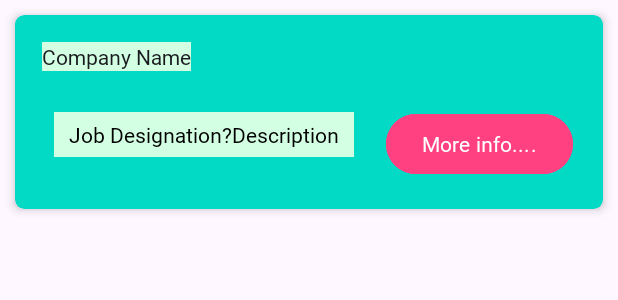
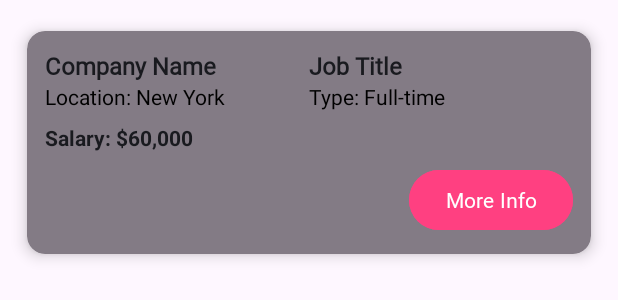
Before and after one commit to ChauhanAshu001/Work-Hive, an Android app: the layout job_listing.xml on its own in the app's theme, with its tools: preview values and no code run, on a phone screen of 412 x 824 dp. Shown: the top 300 px of the screen. Run offline under Robolectric (Android 15) with nearby library versions, the light colour scheme and no system bars.

Commit message:
Merge remote-tracking branch 'origin/master'
# Conflicts:
#	app/src/main/AndroidManifest.xml

```diff
--- a/app/src/main/res/layout/fragment_home.xml
+++ b/app/src/main/res/layout/fragment_home.xml
@@ -4,6 +4,7 @@
     xmlns:tools="http://schemas.android.com/tools"
     android:layout_width="match_parent"
     android:layout_height="match_parent"
+    android:background="@drawable/background_layout"
     app:layoutDescription="@xml/fragment_home_scene"
     tools:context=".UserDashboard.Fragments.HomeFragment">
 
@@ -36,7 +37,7 @@
         android:id="@+id/recyclerViewRecommendedJobs"
         style="@style/HorizontalRecyclerViewItem"
         android:layout_width="match_parent"
-        android:layout_height="140dp"
+        android:layout_height="0dp"
         android:layout_marginTop="8dp"
         android:orientation="horizontal"
         android:visibility="visible"
@@ -44,7 +45,7 @@
         app:layout_constraintEnd_toEndOf="parent"
         app:layout_constraintStart_toStartOf="parent"
         app:layout_constraintTop_toBottomOf="@id/spinnerFilter"
-        tools:listitem="@layout/item_job" />
+        tools:listitem="@layout/job_listing" />
 
     <!-- Vertical RecyclerView for job listings -->
     <androidx.recyclerview.widget.RecyclerView
--- a/app/src/main/res/layout/job_listing.xml
+++ b/app/src/main/res/layout/job_listing.xml
@@ -1,62 +1,96 @@
 <?xml version="1.0" encoding="utf-8"?>
 <androidx.cardview.widget.CardView xmlns:android="http://schemas.android.com/apk/res/android"
     xmlns:app="http://schemas.android.com/apk/res-auto"
-    xmlns:tools="http://schemas.android.com/tools"
     android:id="@+id/cardView"
     android:layout_width="match_parent"
     android:layout_height="wrap_content"
-    android:layout_margin="10dp"
-    android:backgroundTint="@color/secondaryColor"
-    app:cardCornerRadius="6dp"
-    app:cardElevation="4dp">
+    android:layout_margin="8dp"
+    android:backgroundTint="#837B85"
+    app:cardCornerRadius="12dp"
+    app:cardElevation="6dp"
+    app:cardUseCompatPadding="true">
 
     <androidx.constraintlayout.widget.ConstraintLayout
         android:layout_width="match_parent"
-        android:layout_height="125dp"
-        android:layout_margin="2dp"
-        android:padding="8dp">
+        android:layout_height="wrap_content"
+        android:padding="12dp">
 
         <TextView
             android:id="@+id/companyName"
-            android:layout_width="wrap_content"
+            android:layout_width="0dp"
             android:layout_height="wrap_content"
-            android:layout_marginStart="8dp"
-            android:layout_marginTop="8dp"
-            android:background="@color/white2"
             android:fontFamily="@font/poor_story"
-            android:gravity="center"
             android:text="Company Name"
             android:textColor="@color/black2"
+            android:textSize="16sp"
+            android:textStyle="bold"
             app:layout_constraintStart_toStartOf="parent"
-            app:layout_constraintTop_toTopOf="parent" />
+            app:layout_constraintTop_toTopOf="parent"
+            app:layout_constraintEnd_toStartOf="@id/jobTitle" />
 
         <TextView
-            android:id="@+id/jobDescribe"
-            android:layout_width="200dp"
-            android:layout_height="30dp"
-            android:layout_marginStart="16dp"
-            android:background="@color/white2"
+            android:id="@+id/jobTitle"
+            android:layout_width="0dp"
+            android:layout_height="wrap_content"
             android:fontFamily="@font/poor_story"
-            android:gravity="center"
-            android:text="Job Designation?Description"
-            android:textColor="@color/black"
-            app:layout_constraintBottom_toBottomOf="parent"
-            app:layout_constraintStart_toStartOf="parent"
-            app:layout_constraintTop_toBottomOf="@+id/companyName"
-            app:layout_constraintVertical_bias="0.526" />
+            android:text="Job Title"
+            android:textColor="@color/black2"
+            android:textSize="16sp"
+            android:textStyle="bold"
+            app:layout_constraintStart_toEndOf="@id/companyName"
+            app:layout_constraintTop_toTopOf="parent"
+            app:layout_constraintEnd_toEndOf="parent" />
+
+        <TextView
+            android:id="@+id/jobLocation"
+            android:layout_width="0dp"
+            android:layout_height="wrap_content"
+        android:drawablePadding="4dp"
+        android:text="Location: New York"
+        android:textColor="@color/black"
+        android:textSize="14sp"
+        app:layout_constraintTop_toBottomOf="@id/companyName"
+        app:layout_constraintStart_toStartOf="parent"
+        app:layout_constraintEnd_toStartOf="@id/jobType" />
+
+        <TextView
+            android:id="@+id/jobType"
+            android:layout_width="0dp"
+            android:layout_height="wrap_content"
+        android:drawablePadding="4dp"
+        android:text="Type: Full-time"
+        android:textColor="@color/black"
+        android:textSize="14sp"
+        app:layout_constraintTop_toBottomOf="@id/jobTitle"
+        app:layout_constraintStart_toEndOf="@id/jobLocation"
+        app:layout_constraintEnd_toEndOf="parent" />
+
+        <TextView
+            android:id="@+id/jobSalary"
+            android:layout_width="0dp"
+            android:layout_height="wrap_content"
+            android:layout_marginTop="8dp"
+        android:drawablePadding="4dp"
+        android:text="Salary: $60,000"
+        android:textColor="@color/black2"
+        android:textSize="14sp"
+        android:textStyle="bold"
+        app:layout_constraintTop_toBottomOf="@id/jobLocation"
+        app:layout_constraintStart_toStartOf="parent"
+        app:layout_constraintEnd_toEndOf="parent" />
 
         <Button
             android:id="@+id/more"
             android:layout_width="wrap_content"
             android:layout_height="wrap_content"
-            android:layout_marginTop="52dp"
+            android:layout_marginTop="8dp"
             android:backgroundTint="@color/accentColor"
             android:fontFamily="@font/poor_story"
-            android:gravity="center"
-            android:text="More info...."
+            android:text="More Info"
+            android:textColor="@android:color/white"
+            android:textSize="14sp"
+            app:layout_constraintTop_toBottomOf="@id/jobSalary"
             app:layout_constraintEnd_toEndOf="parent"
-            app:layout_constraintHorizontal_bias="0.672"
-            app:layout_constraintStart_toEndOf="@+id/jobDescribe"
-            app:layout_constraintTop_toTopOf="parent" />
+            app:layout_constraintBottom_toBottomOf="parent" />
     </androidx.constraintlayout.widget.ConstraintLayout>
 </androidx.cardview.widget.CardView>
```
Also changed, not shown: app/src/main/java/com/nativeNomads/workhive/UserDashboard/Adapter/JobListingAdapter.kt (+18 -11 lines), app/src/main/java/com/nativeNomads/workhive/UserDashboard/Fragments/HomeFragment.kt (+25 -55 lines).
